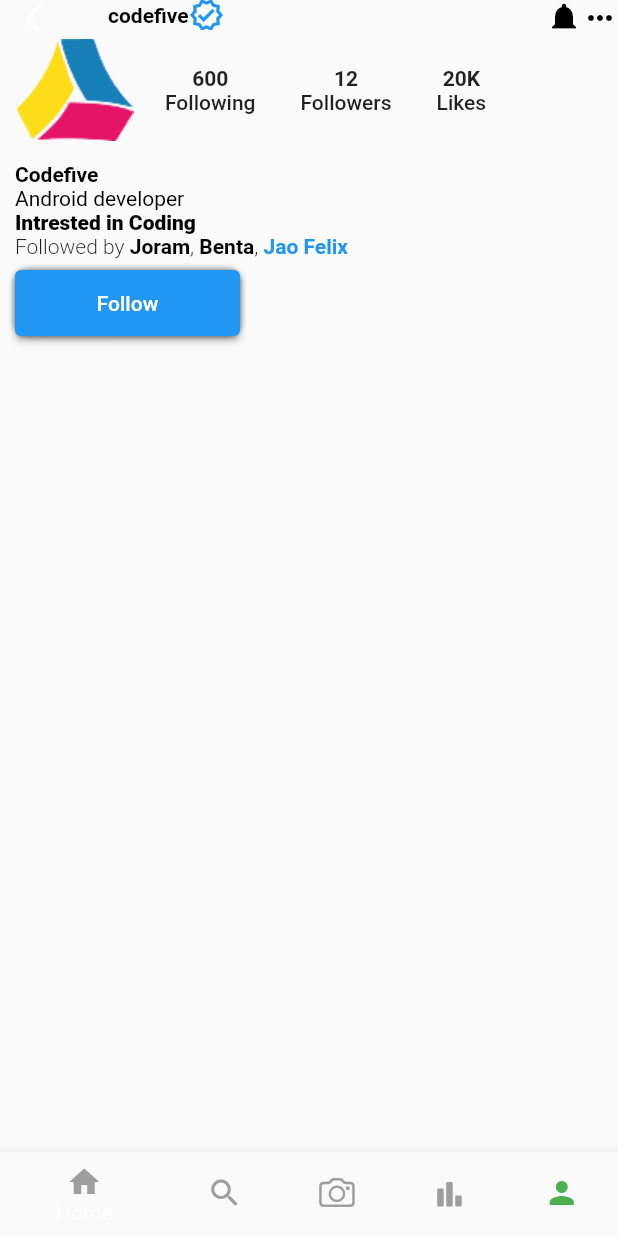
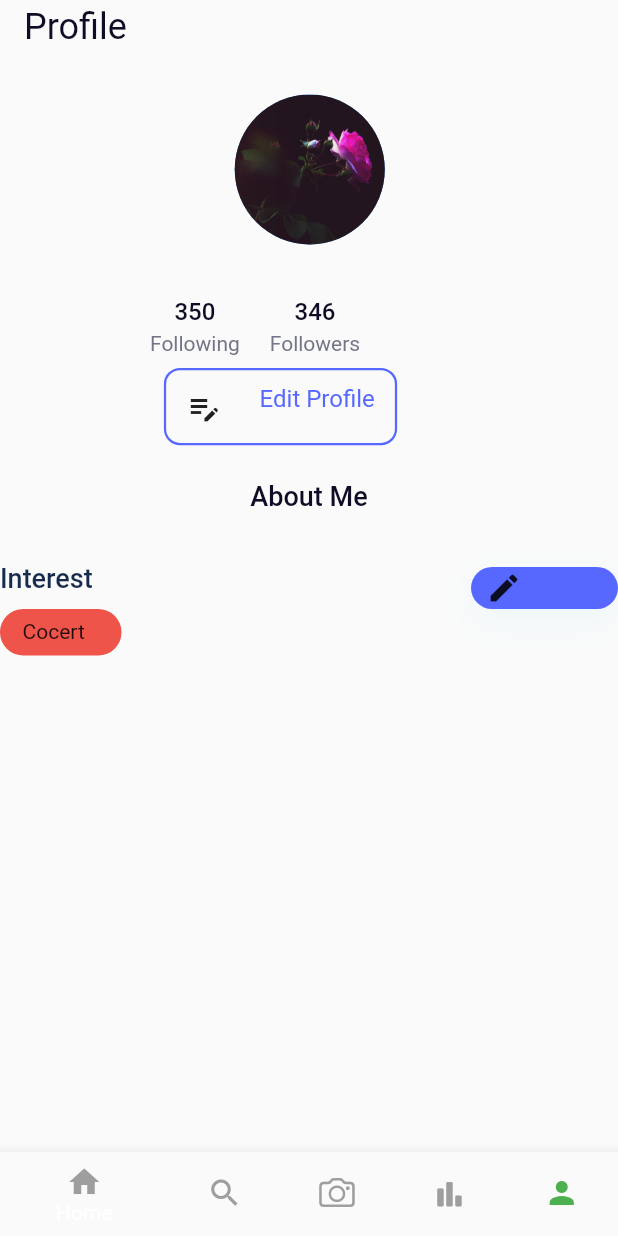
Before and after one commit to Piexie3/android_solution, a Flutter app: the screen it shows once a user with an empty profile is signed in, swiped to page 5, on a phone screen of 412 x 824 dp. Run offline on Flutter 3.47's test engine with Material 2 defaults, Android fonts, the light colour scheme and no system bars; our stand-ins replace cloud_firestore, country_picker, firebase_auth, firebase_core, image_picker, pinput; accounts and stored records are empty; network calls fail; Roboto replaces fonts that are missing (Airbnb Cereal App).

Commit message:
profille screen

```diff
--- a/lib/pages/login_screen.dart
+++ b/lib/pages/login_screen.dart
@@ -167,7 +167,9 @@ class _LoginScreenState extends State<LoginScreen> {
           controller: controller,
           maxLines: 1,
           obscureText: ispassword,
+
           decoration: InputDecoration(
+
             hintText: hintText,
             label: Text(label),
             hintStyle: const TextStyle(
--- a/lib/pages/profile_screen.dart
+++ b/lib/pages/profile_screen.dart
@@ -1,8 +1,5 @@
-import 'dart:ffi';
-
-import 'package:android_solution/methods/auth_methods.dart';
+import 'package:cloud_firestore/cloud_firestore.dart';
 import 'package:firebase_auth/firebase_auth.dart';
-import 'package:flutter/cupertino.dart';
 import 'package:flutter/material.dart';
 
 class ProfileScreen extends StatefulWidget {
@@ -15,72 +12,140 @@ class ProfileScreen extends StatefulWidget {
 class _ProfileScreenState extends State<ProfileScreen> {
   @override
   Widget build(BuildContext context) {
+    FirebaseFirestore db = FirebaseFirestore.instance;
+    FirebaseAuth user = FirebaseAuth.instance;
     return Scaffold(
       appBar: AppBar(
-          centerTitle: true,
-          leading: Icon(
-            Icons.arrow_back_ios,
+        toolbarHeight: 36,
+        centerTitle: false,
+        title: Text(
+          "Profile",
+          style: TextStyle(
+            color: Color(0xFF110C26),
+            fontSize: 24,
+            fontFamily: 'Airbnb Cereal App',
+            fontWeight: FontWeight.w400,
           ),
-          title: Container(
+        ),
+      ),
+      body: SafeArea(
+        child: StreamBuilder(
+          stream: db.collection("Users").doc(user.currentUser!.uid).snapshots(),
+          builder: (context, snapshot) {
+            return ProfileCard(snap: snapshot.data,);
+          }
+        ),
+      ),
+    );
+  }
+}
+
+class ProfileCard extends StatefulWidget {
+  final snap;
+  const ProfileCard({super.key,required this.snap});
+
+  @override
+  State<ProfileCard> createState() => _ProfileCardState();
+}
+
+class _ProfileCardState extends State<ProfileCard> {
+  @override
+
+
+  @override
+  Widget build(BuildContext context) {
+    return Column(
+      children: [
+        Container(
+          height: 300,
+          width: double.infinity,
+          child: Stack(
+            children: [
+              Positioned(
+                top: 27,
+                left: 138,
+                right: 137,
+                child: CircleAvatar(
+                  backgroundImage: AssetImage("assets/profile.jpg"),
+                  radius: 50,
+                ),
+              ),
+              Positioned(
+                left: 108,
+                top: 140,
+                child: Text(
+                  widget.snap["email"],
+                  style: TextStyle(
+                    color: Color(0xFF110C26),
+                    fontSize: 24,
+                    fontFamily: 'Airbnb Cereal App',
+                    fontWeight: FontWeight.w400,
+                  ),
+                ),
+              ),
+              Positioned(
+                top: 175,
+                left: 100,
+                child: Container(
                   child: Row(
                     children: [
+                      Container(
+                        child: Column(
+                          crossAxisAlignment: CrossAxisAlignment.center,
+                          children: [
                             Text(
-                  "codefive",
+                              "350",
                               style: TextStyle(
-                    color: Colors.black,
+                                color: Color(0xFF110C26),
+                                fontSize: 16,
+                                fontFamily: 'Airbnb Cereal App',
+                                fontWeight: FontWeight.w500,
+                                height: 0.13,
                               ),
                             ),
-                Icon(
-                  Icons.verified_outlined,
-                  color: Colors.blue,
+                            SizedBox(
+                              height: 20,
+                            ),
+                            Text(
+                              "Following",
+                              style: TextStyle(
+                                color: Color(0xFF747688),
+                                fontSize: 14,
+                                fontFamily: 'Airbnb Cereal App',
+                                fontWeight: FontWeight.w400,
+                                height: 0.12,
+                              ),
                             )
                           ],
                         ),
                       ),
-          actions: [
-            Icon(
-              Icons.notifications,
-              color: Colors.black,
+                      SizedBox(
+                        width: 20,
                       ),
-            GestureDetector(
-              onTap: ()=>AuthMethods().signOut(),
-              child: Icon(
-                Icons.more_horiz,
-                color: Colors.black,
+                      Container(
+                        child: Column(
+                          children: [
+                            Text(
+                              "346",
+                              style: TextStyle(
+                                color: Color(0xFF110C26),
+                                fontSize: 16,
+                                fontFamily: 'Airbnb Cereal App',
+                                fontWeight: FontWeight.w500,
+                                height: 0.13,
                               ),
                             ),
-          ],
-          toolbarHeight: 20,
-          backgroundColor: Colors.transparent,
+                            SizedBox(
+                              height: 20,
                             ),
-        body: Container(
-          margin: const EdgeInsets.symmetric(horizontal: 10),
-          child: Column(
-            crossAxisAlignment: CrossAxisAlignment.start,
-            children: [
-              Account(),
-              AccountDetails(),
-              Container(
-                child: Row(
-                  children: [
-                    Container(
-                      width: 150,
-                      height: 44,
-                      decoration: BoxDecoration(
-                        borderRadius: BorderRadius.all(Radius.circular(10))
-                        ,boxShadow: [
-                          BoxShadow(
-                            color: Colors.grey,
-                            spreadRadius: 1,
-                            blurRadius: 2,
-                          )
-                        ]
-                      ),
-                      child: ElevatedButton(
-                        onPressed: () {
-                          print("... Follow clicked...");
-                        },
-                        child: Text("Follow"),
+                            Text(
+                              "Followers",
+                              style: TextStyle(
+                                color: Color(0xFF747688),
+                                fontSize: 14,
+                                fontFamily: 'Airbnb Cereal App',
+                                fontWeight: FontWeight.w400,
+                                height: 0.12,
                               ),
                             )
                           ],
@@ -88,192 +153,148 @@ class _ProfileScreenState extends State<ProfileScreen> {
                       )
                     ],
                   ),
-        ));
-  }
-}
-
-class AccountDetails extends StatelessWidget {
-  const AccountDetails({
-    super.key,
-  });
-
-  @override
-  Widget build(BuildContext context) {
-    return Container(
-      margin: EdgeInsets.only(
-        top: 8,
-        bottom: 8,
                 ),
-      child: Column(
-        crossAxisAlignment: CrossAxisAlignment.start,
+              ),
+              Positioned(
+                left: 110,
+                top: 210,
+                child: Container(
+                  width: 154,
+                  height: 50,
+                  decoration: ShapeDecoration(
+                    shape: RoundedRectangleBorder(
+                      side: BorderSide(
+                        width: 1.50,
+                        strokeAlign: BorderSide.strokeAlignCenter,
+                        color: Color(0xFF5668FF),
+                      ),
+                      borderRadius: BorderRadius.circular(10),
+                    ),
+                  ),
+                  child: Row(
+                    mainAxisAlignment: MainAxisAlignment.spaceAround,
                     children: [
-          Text(
-            "Codefive",
+                      Container(
+                          height: 22,
+                          width: 22,
+                          child: Icon(Icons.edit_note)),
+                      Align(
+                        alignment: Alignment.center,
+                        child: Text(
+                          'Edit Profile',
                           style: TextStyle(
-              color: Colors.black,
-              fontWeight: FontWeight.bold,
+                            color: Color(0xFF5668FF),
+                            fontSize: 16,
+                            fontFamily: 'Airbnb Cereal App',
+                            fontWeight: FontWeight.w400,
+                            height: 0.10,
+                          ),
+                        ),
+                      )
+                    ],
+                  ),
+                ),
+              )
+            ],
           ),
         ),
         Text(
-            "Android developer",
+          'About Me',
           style: TextStyle(
-              color: Colors.black,
-              fontWeight: FontWeight.w400,
+            color: Color(0xFF110C26),
+            fontSize: 18,
+            fontFamily: 'Airbnb Cereal App',
+            fontWeight: FontWeight.w500,
+            height: 0.10,
           ),
         ),
+        SizedBox(height: 20,),
+
+        // SizedBox(
+        //   child: Text(
+        //     "Enjoy your favorite dishe and a lovely your friends and family and have a great time. Food from local food trucks will be available for purchase. ",
+        //     style: TextStyle(
+        //         color: Color(0xFF3C3E56),
+        //         fontSize: 16,
+        //         fontFamily: 'Airbnb Cereal App',
+        //         fontWeight: FontWeight.w400,
+        //         height: 0.10,
+        //         overflow: TextOverflow.ellipsis),
+
+        //   ),
+        // ),
+       SizedBox(height: 20,),
+        Row(
+          mainAxisAlignment: MainAxisAlignment.spaceBetween,
+          children: [
             Text(
-            "Intrested in Coding",
+              'Interest',
               style: TextStyle(
-              color: Colors.black,
-              fontWeight: FontWeight.w800,
+                color: Color(0xFF172B4D),
+                fontSize: 18,
+                fontFamily: 'Airbnb Cereal App',
+                fontWeight: FontWeight.w500,
+                height: 0.10,
               ),
             ),
-          // Container(
-          //   child: Stack(
-          //     children: [
-          //       Positioned(
-          //         left: 0,
-          //         child: CircleAvatar(
-          //           radius: 20,
-          //         ),
-          //       ),
-          //       Positioned(
-          //         left: 20,
-          //         child: CircleAvatar(radius: 20,),
-          //       ),
-          //       Positioned(
-          //         left: 40,
-          //         child: CircleAvatar(radius: 20,),
-          //       ),
-          //     ],
-          //   ),
-          // )
-          Text.rich(
-            TextSpan(
-              text: "Followed by",
+            Container(
+              width: 98,
+              height: 28,
+              decoration: ShapeDecoration(
+                color: Color(0xFF5668FF),
+                shape: RoundedRectangleBorder(
+                  borderRadius: BorderRadius.circular(14),
+                ),
+                shadows: [
+                  BoxShadow(
+                    color: Color(0x144AD2E4),
+                    blurRadius: 20,
+                    offset: Offset(0, 8),
+                    spreadRadius: 0,
+                  )
+                ],
+              ),
+              child: Row(
+                mainAxisAlignment: MainAxisAlignment.spaceAround,
+                children: [
+                  Icon(
+                    Icons.edit,
+                  ),
+                  Text(
+                    "Change",
                     style: TextStyle(
-                fontWeight: FontWeight.w300,
+                      color: Color(0xFF5668FF),
+                      fontSize: 10,
+                      fontFamily: 'Airbnb Cereal App',
+                      fontWeight: FontWeight.w400,
+                      height: 0,
                     ),
-              children: [
-                TextSpan(
-                  text: " Joram",
-                  style: TextStyle(
-                    color: Colors.black,
-                    fontWeight: FontWeight.bold,
+                  )
+                ],
               ),
             ),
-                TextSpan(text: ","),
-                TextSpan(
-                  text: " Benta",
-                  style: TextStyle(
-                    color: Colors.black,
-                    fontWeight: FontWeight.bold,
+          ],
+        ),
+        Container(
+          child: Row(
+            children: [
+              Container(
+                width: 81,
+                height: 31,
+                padding:
+                    const EdgeInsets.symmetric(horizontal: 15, vertical: 7),
+                decoration: ShapeDecoration(
+                  color: Color(0xFFEE544A),
+                  shape: RoundedRectangleBorder(
+                    borderRadius: BorderRadius.circular(16),
                   ),
                 ),
-                TextSpan(text: ","),
-                TextSpan(
-                  text: " Jao Felix",
-                  style: TextStyle(
-                    color: Colors.blue,
-                    fontWeight: FontWeight.bold,
-                  ),
+                child: Text("Cocert"),
               )
             ],
           ),
         )
       ],
-      ),
     );
   }
 }
-
-class Account extends StatelessWidget {
-  const Account({
-    super.key,
-  });
-
-  @override
-  Widget build(BuildContext context) {
-    return Container(
-      child: Row(
-        children: [
-          // Container(height: 80,width: 80,decoration: BoxDecoration(shape: BoxShape.circle,image: DecorationImage(image: AssetImage("assets/profile.jpg"))),),
-          Container(
-            height: 80,width: 80,decoration: BoxDecoration(shape: BoxShape.circle,),
-      child: Image.asset(
-        "assets/logo.png",
-        height: 100,
-        width: 100,
-      ),
-    ),
-          Container(
-              child: Row(
-            children: [
-              Peoples(
-                value: "600",
-                names: "Following",
-              ),
-              Peoples(
-                value: "12",
-                names: "Followers",
-              ),
-              Peoples(
-                value: "20K",
-                names: "Likes",
-              ),
-            ],
-          ))
-        ],
-      ),
-    );
-  }
-}
-
-class Peoples extends StatelessWidget {
-  const Peoples({
-    super.key,
-    required this.value,
-    required this.names,
-  });
-  final String value;
-  final String names;
-
-  @override
-  Widget build(BuildContext context) {
-    return Container(
-        margin: const EdgeInsets.only(
-          left: 20,
-          right: 10,
-        ),
-        child: Column(
-          children: [
-            Text(
-              value,
-              style: TextStyle(
-                fontWeight: FontWeight.bold,
-              ),
-            ),
-            Text(
-              names,
-              style: TextStyle(
-                fontWeight: FontWeight.w500,
-              ),
-            )
-          ],
-        ));
-  }
-
-}
-
-class LogOut extends StatelessWidget {
-  const LogOut({super.key, required this.onpressed});
-  final VoidCallback onpressed;
-
-  @override
-  Widget build(BuildContext context) {
-    return ElevatedButton(
-      onPressed: onpressed,
-      child: Text("Logout"),
-    );
-  }
-}
```
Lines whose indentation alone changed are shown as unchanged.
